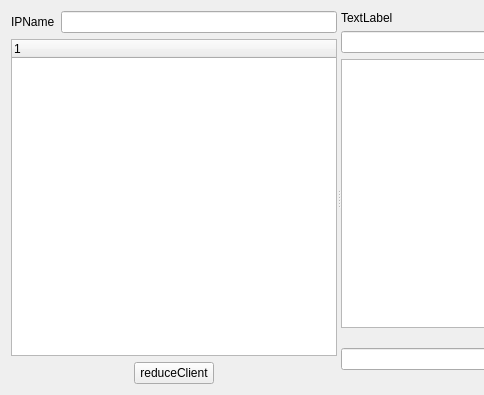
Above: chetting.ui from jaehyeonjeong/samQtProject2 before the change; both pictures show x 0 to 484 and y 0 to 395 of the 745 by 395 pixel window. Below: the same form after it.
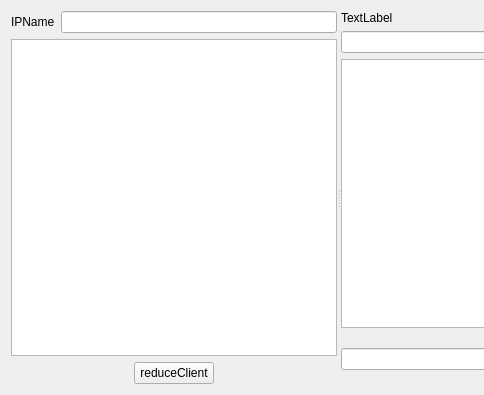
That is the form after the change.

The edit to the form file:
```diff
--- a/chetting.ui
+++ b/chetting.ui
@@ -36,13 +36,7 @@
         </layout>
        </item>
        <item>
-        <widget class="QTreeWidget" name="treeWidget">
-         <column>
-          <property name="text">
-           <string notr="true">1</string>
-          </property>
-         </column>
-        </widget>
+        <widget class="QListWidget" name="listWidget"/>
        </item>
        <item>
         <layout class="QHBoxLayout" name="horizontalLayout_3">
```
Left out of the diff: 4 changed lines with no effect on the pictures.
